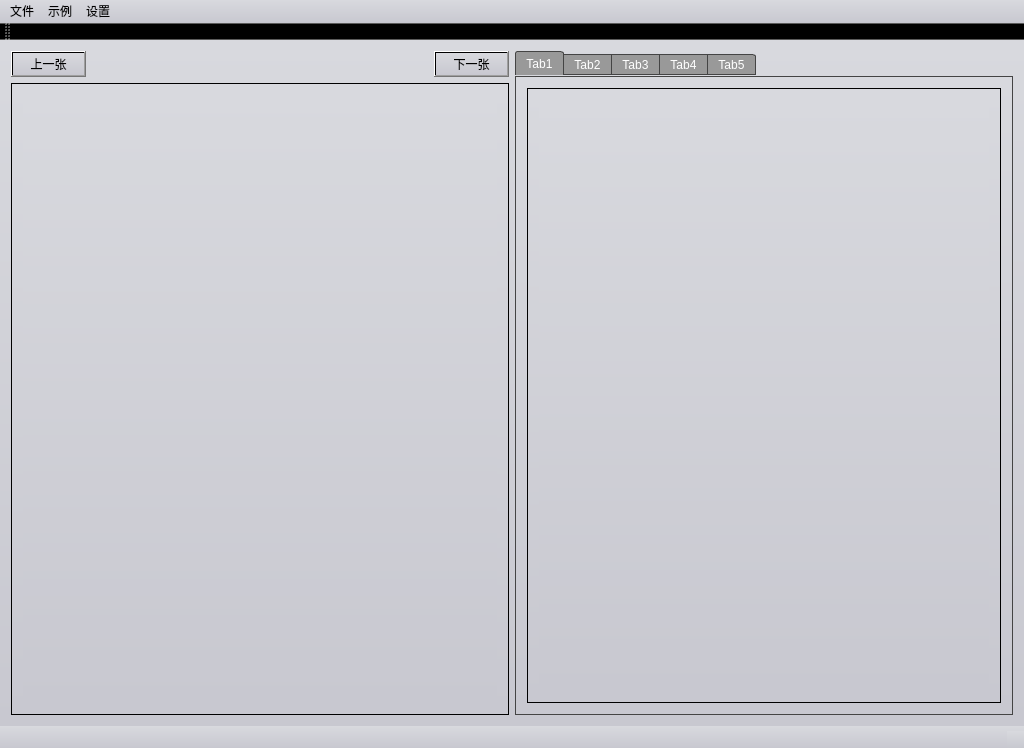
First picture: the form in view/source/ui/MainUi.ui, repository CodeCat00/ImageOperation, before the edit.
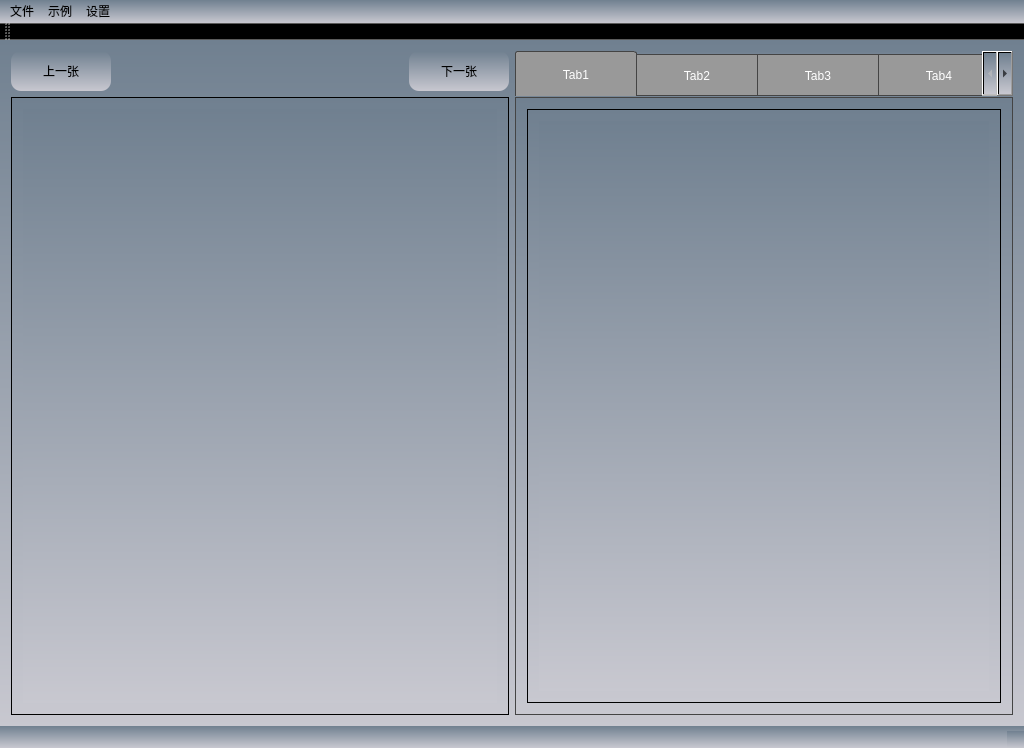
Second picture: the form after the edit. Icons and pictures are not drawn.

Patch:
```diff
--- a/view/source/ui/MainUi.ui
+++ b/view/source/ui/MainUi.ui
@@ -20,7 +20,12 @@
    <string>ImageOperation</string>
   </property>
   <property name="styleSheet">
-   <string notr="true">/***********Menu**************/
+   <string notr="true">
+
+QWidget {
+       background:qlineargradient(spread:pad,x1:0,y1:0,x2:0,y2:1,stop:0 #708090,stop:1 #C8C8D0);
+       }
+
 QMenu {
 	border-image:url(D:/workspace/C/clothTexture/clothTexture/config/qss/style/images/5.png);
 	border:1px solid gray;
@@ -28,180 +33,128 @@
 	min-width:60px;
 }
 
-QMenu::item {   
-    min-width:60px;
-    height:25px;
-    padding: 2px 25px 2px 30px;
-    margin-left: 5px;
-    /* color:#858E94; */
-    color:black
- }
+QPushButton {
+       min-width:100px;
+       min-height:40px;
+       border-radius:10px;
+       }
 
-QMenu::item:selected {  
-    border-width:1px;
-    border-color: #516589;
-    background: qlineargradient(x1: 0, y1: 0, x2: 0, y2: 1,
-                             stop: 0
-                             rgb(45,133,207),
-                             stop: 1.0 rgb(125,195,250));
-    color:#E6FFFF;
-}
-QMenu::item:disabled {   
-    color:gray;
-}
-
-/***********QWidget**************/
-QWidget
-{
-	background:qlineargradient(spread:pad,x1:0,y1:0,x2:0,y2:1,stop:0 #D8D9DE,stop:1 #C8C8D0);
-}
-
-/***********QScrollBar**************/
 QScrollBar:horizontal {
-    border: 1px solid #222222;
-    background: QLinearGradient( x1: 0, y1: 0, x2: 0, y2: 1, stop: 0.0 #ffffff, stop: 0.5 #ffffff, stop: 1 #ffffff);
-    height: 7px;
-    margin: 0px 16px 0 16px;
-}
- 
-QScrollBar::handle:horizontal
-{
-    background: QLinearGradient( x1: 0, y1: 0, x2: 1, y2: 0, stop: 0 #b1b1b1, stop: 0.5 #b3b3b3, stop: 1 #b1b1b1);
-    min-height: 20px;
-    border-radius: 2px;
-}
- 
+       border: 1px solid #222222;
+       background: QLinearGradient( x1: 0, y1: 0, x2: 0, y2: 1, stop: 0.0 #ffffff, stop: 0.5 #ffffff, stop: 1 #ffffff);
+       height: 7px;
+       margin: 0px 16px 0 16px;
+       }
+QScrollBar::handle:horizontal {
+       background: QLinearGradient( x1: 0, y1: 0, x2: 1, y2: 0, stop: 0 #b1b1b1, stop: 0.5 #b3b3b3, stop: 1 #b1b1b1);
+       min-height: 20px;
+       border-radius: 20px;
+       }
 QScrollBar::add-line:horizontal {
-    border: 1px solid #1b1b19;
-    border-radius: 2px;
-    background: QLinearGradient( x1: 0, y1: 0, x2: 1, y2: 0, stop: 0 #999999, stop: 1 #999999);
-    width: 14px;
-    subcontrol-position: right;
-    subcontrol-origin: margin;
-}
- 
+       border: 1px solid #1b1b19;
+       border-radius: 20px;
+       background: QLinearGradient( x1: 0, y1: 0, x2: 1, y2: 0, stop: 0 #999999, stop: 1 #999999);
+       width: 14px;
+       subcontrol-position: right;
+       subcontrol-origin: margin;
+       }
 QScrollBar::sub-line:horizontal {
-    border: 1px solid #1b1b19;
-    border-radius: 2px;
-    background: QLinearGradient( x1: 0, y1: 0, x2: 1, y2: 0, stop: 0 #999999, stop: 1 #999999);
-    width: 14px;
-    subcontrol-position: left;
-    subcontrol-origin: margin;
-}
- 
-QScrollBar::right-arrow:horizontal, QScrollBar::left-arrow:horizontal
-{
-    border: 1px solid black;
-    width: 1px;
-    height: 1px;
-    background: white;
-}
- 
-QScrollBar::add-page:horizontal, QScrollBar::sub-page:horizontal
-{
-    background: none;
-}
- 
-QScrollBar:vertical
-{
-    background: QLinearGradient( x1: 0, y1: 0, x2: 1, y2: 0, stop: 0.0 #ffffff, stop: 0.5 #ffffff, stop: 1 #ffffff);
-    width: 7px;
-    margin: 16px 0 16px 0;
-    border: 1px solid #222222;
-}
- 
-QScrollBar::handle:vertical
-{
-    background: QLinearGradient( x1: 0, y1: 0, x2: 0, y2: 1, stop: 0 #b1b1b1, stop: 0.5 #b3b3b3, stop: 1 #b1b1b1);
-    min-height: 20px;
-    border-radius: 2px;
-}
- 
-QScrollBar::add-line:vertical
-{
-    border: 1px solid #1b1b19;
-    border-radius: 2px;
-    background: QLinearGradient( x1: 0, y1: 0, x2: 0, y2: 1, stop: 0 #999999, stop: 1 #999999);
-    height: 14px;
-    subcontrol-position: bottom;
-    subcontrol-origin: margin;
-}
- 
-QScrollBar::sub-line:vertical
-{
-    border: 1px solid #1b1b19;
-    border-radius: 2px;
-    background: QLinearGradient( x1: 0, y1: 0, x2: 0, y2: 1, stop: 0 #999999, stop: 1 #999999);
-    height: 14px;
-    subcontrol-position: top;
-    subcontrol-origin: margin;
-}
- 
-QScrollBar::up-arrow:vertical, QScrollBar::down-arrow:vertical
-{
-    border: 1px solid black;
-    width: 1px;
-    height: 1px;
-    background: white;
-}
- 
- 
-QScrollBar::add-page:vertical, QScrollBar::sub-page:vertical
-{
-    background: none;
-}
+       border: 1px solid #1b1b19;
+       border-radius: 20px;
+       background: QLinearGradient( x1: 0, y1: 0, x2: 1, y2: 0, stop: 0 #999999, stop: 1 #999999);
+       width: 14px;
+       subcontrol-position: left;
+       subcontrol-origin: margin;
+       }
+QScrollBar::right-arrow:horizontal, QScrollBar::left-arrow:horizontal {
+       border: 1px solid black;
+       width: 1px;
+       height: 1px;
+       background: white;
+       }
+QScrollBar::add-page:horizontal, QScrollBar::sub-page:horizontal {
+       background: none;
+       }
+QScrollBar:vertical {
+       background: QLinearGradient( x1: 0, y1: 0, x2: 1, y2: 0, stop: 0.0 #ffffff, stop: 0.5 #ffffff, stop: 1 #ffffff);
+       width: 7px;
+       margin: 16px 0 16px 0;
+       border: 1px solid #222222;
+       }
+QScrollBar::handle:vertical {
+       background: QLinearGradient( x1: 0, y1: 0, x2: 0, y2: 1, stop: 0 #b1b1b1, stop: 0.5 #b3b3b3, stop: 1 #b1b1b1);
+       min-height: 20px;
+       border-radius: 20px;
+       }
+QScrollBar::add-line:vertical {
+       border: 1px solid #1b1b19;
+       border-radius: 20px;
+       background: QLinearGradient( x1: 0, y1: 0, x2: 0, y2: 1, stop: 0 #999999, stop: 1 #999999);
+       height: 14px;
+       subcontrol-position: bottom;
+       subcontrol-origin: margin;
+       }
+QScrollBar::sub-line:vertical {
+       border: 1px solid #1b1b19;
+       border-radius: 20px;
+       background: QLinearGradient( x1: 0, y1: 0, x2: 0, y2: 1, stop: 0 #999999, stop: 1 #999999);
+       height: 14px;
+       subcontrol-position: top;
+       subcontrol-origin: margin;
+       }
+QScrollBar::up-arrow:vertical, QScrollBar::down-arrow:vertical {
+       border: 1px solid black;
+       width: 1px;
+       height: 1px;
+       background: white;
+       }
+QScrollBar::add-page:vertical, QScrollBar::sub-page:vertical {
+       background: none;
+       }
 
-/***********QTabWidget**************/
-QTabBar::tab {
-    color: #ffffff;
-    border: 1px solid #444;
-    border-bottom-style: none;
-    background-color: #999999;
-    padding-left: 10px;
-    padding-right: 10px;
-    padding-top: 3px;
-    padding-bottom: 2px;
-    margin-right: -1px;
-}
-
- 
 QTabWidget::pane {
-    border: 1px solid #444;
-    top: 1px;
-}
- 
-QTabBar::tab:last
-{
-    margin-right: 0; 
-    border-top-right-radius: 3px;
-}
- 
-QTabBar::tab:first:!selected
-{
-    margin-left: 0px; 
-    border-top-left-radius: 3px;
-}
- 
-QTabBar::tab:!selected
-{
-    border-bottom-style: solid;
-    margin-top: 3px;
-    background-color: QLinearGradient(x1:0, y1:0, x2:0, y2:1, stop:1 #212121, stop:.4 #737373);
-}
- 
-QTabBar::tab:selected
-{
-    border-top-left-radius: 3px;
-    border-top-right-radius: 3px;
-    margin-bottom: 0px;
-}
- 
-QTabBar::tab:!selected:hover
-{
-    border-top-left-radius: 3px;
-    border-top-right-radius: 3px;
-    background-color: QLinearGradient(x1:0, y1:0, x2:0, y2:1, stop:1 #212121, stop:0.4 #737373, stop:0.2 #999999, stop:0.1 #b1b1b1);
-}</string>
+       border: 1px solid #444;
+       top: 1px;
+       }
+
+QTabBar::tab {
+       color: #ffffff;
+       border: 1px solid #444;
+       border-bottom-style: none;
+       background-color: #999999;
+       padding-left: 10px;
+       padding-right: 10px;
+       padding-top: 3px;
+       padding-bottom: 2px;
+       margin-right: -1px;
+       min-width: 100px;
+       min-height: 35px;
+       }
+QTabBar::tab:last {
+       margin-right: 0;
+       border-top-right-radius: 3px;
+       }
+QTabBar::tab:first:!selected {
+       margin-left: 0px;
+       border-top-left-radius: 3px;
+       }
+QTabBar::tab:!selected {
+       border-bottom-style: solid;
+       margin-top: 3px;
+       background-color: QLinearGradient(x1:0, y1:0, x2:0, y2:1, stop:1 #1874CD, stop:.4 #737373);
+       }
+QTabBar::tab:selected {
+       border-top-left-radius: 3px;
+       border-top-right-radius: 3px;
+       margin-bottom: 0px;
+       }
+QTabBar::tab:!selected:hover  {
+       border-top-left-radius: 3px;
+       border-top-right-radius: 3px;
+       background-color: QLinearGradient(x1:0, y1:0, x2:0, y2:1, stop:1 #212121, stop:0.4 #737373, stop:0.2 #999999, stop:0.1 #b1b1b1);
+       }
+
+   </string>
   </property>
   <widget class="QWidget" name="centralWidget">
    <property name="enabled">
```
Left out of the diff: 21 changed lines with no effect on the pictures.
